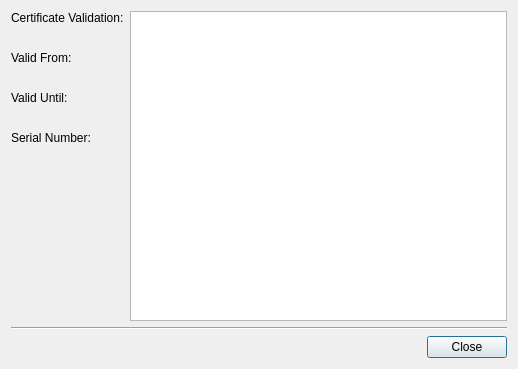
Before: the Qt Designer form src/Certificates/CertificateDisplay.ui in psi-im/psi, drawn with Qt 5.
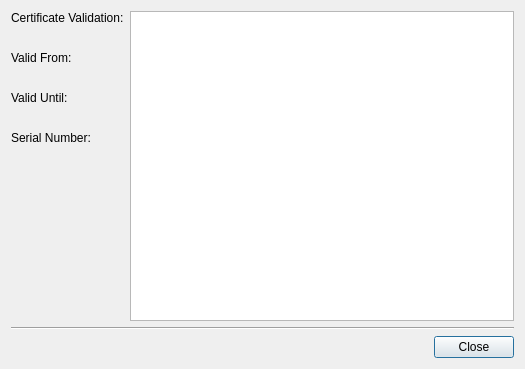
After: the same form once the commit is applied.

Commit message: Fixed QLabel CVE

What changed in the file:
```diff
--- a/src/Certificates/CertificateDisplay.ui
+++ b/src/Certificates/CertificateDisplay.ui
@@ -1,40 +1,40 @@
 <ui version="4.0" >
  <class>CertificateDisplay</class>
- <widget class="QDialog" name="CertificateDisplay" >
-  <property name="geometry" >
+ <widget class="QDialog" name="CertificateDisplay">
+  <property name="geometry">
    <rect>
     <x>0</x>
     <y>0</y>
-    <width>518</width>
+    <width>525</width>
     <height>369</height>
    </rect>
   </property>
   <property name="windowTitle" >
    <string>Certificate Information</string>
   </property>
-  <layout class="QVBoxLayout" >
-   <property name="margin" >
-    <number>11</number>
-   </property>
-   <property name="spacing" >
+  <layout class="QVBoxLayout">
+   <property name="spacing">
     <number>6</number>
    </property>
+   <property name="margin">
+    <number>11</number>
+   </property>
    <item>
-    <layout class="QHBoxLayout" >
-     <property name="margin" >
-      <number>0</number>
-     </property>
-     <property name="spacing" >
+    <layout class="QHBoxLayout">
+     <property name="spacing">
       <number>6</number>
      </property>
+     <property name="margin">
+      <number>0</number>
+     </property>
      <item>
-      <layout class="QVBoxLayout" >
-       <property name="margin" >
-        <number>0</number>
-       </property>
-       <property name="spacing" >
+      <layout class="QVBoxLayout">
+       <property name="spacing">
         <number>6</number>
        </property>
+       <property name="margin">
+        <number>0</number>
+       </property>
        <item>
         <widget class="QLabel" name="textLabel4" >
          <property name="text" >
@@ -138,13 +138,13 @@
     </widget>
    </item>
    <item>
-    <layout class="QHBoxLayout" >
-     <property name="margin" >
-      <number>0</number>
-     </property>
-     <property name="spacing" >
+    <layout class="QHBoxLayout">
+     <property name="spacing">
       <number>6</number>
      </property>
+     <property name="margin">
+      <number>0</number>
+     </property>
      <item>
       <spacer>
        <property name="orientation" >
@@ -162,17 +162,17 @@
       </spacer>
      </item>
      <item>
-      <widget class="QPushButton" native="1" name="pb_close">
-	    <property name="text">
-		  <string>Close</string>
-		</property>
-	  </widget>
+      <widget class="QPushButton" name="pb_close">
+       <property name="text">
+        <string>Close</string>
+       </property>
+      </widget>
      </item>
     </layout>
    </item>
   </layout>
  </widget>
- <layoutdefault spacing="6" margin="11" />
+ <layoutdefault spacing="6" margin="11"/>
  <tabstops>
   <tabstop>tb_cert</tabstop>
  </tabstops>
```
Left out of the diff: 75 changed lines with no effect on the pictures.
